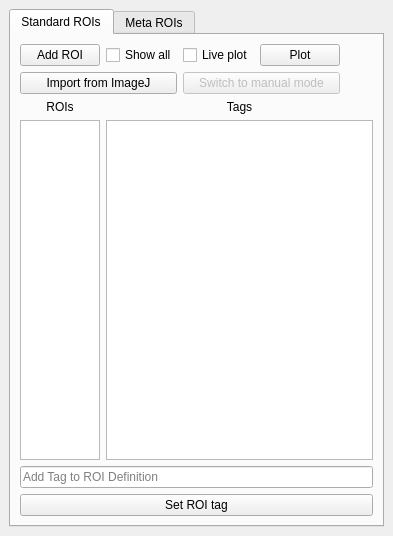
kushalkolar/MESmerize, file mesmerize/viewer/modules/ui_files/roi_manager_pytemplate.ui: the form before one commit.
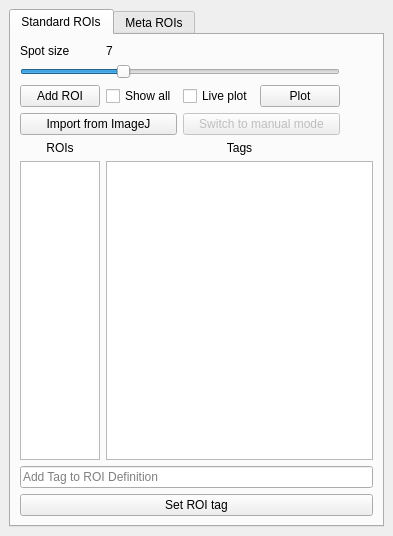
The form after the commit. Custom widgets are drawn as their Qt base class.

Commit message: ROI scatter plot visualization size is adjustable. Update roi_manager_pytemplate.py, roi_manager.py, and 2 more files...

```diff
--- a/mesmerize/viewer/modules/ui_files/roi_manager_pytemplate.ui
+++ b/mesmerize/viewer/modules/ui_files/roi_manager_pytemplate.ui
@@ -13,7 +13,7 @@
   <property name="minimumSize">
    <size>
     <width>393</width>
-    <height>362</height>
+    <height>412</height>
    </size>
   </property>
   <property name="floating">
@@ -34,28 +34,28 @@
         <string>Standard ROIs</string>
        </attribute>
        <layout class="QGridLayout" name="gridLayout">
-        <item row="0" column="0">
+        <item row="2" column="0">
          <widget class="QPushButton" name="btnAddROI">
           <property name="text">
            <string>Add ROI</string>
           </property>
          </widget>
         </item>
-        <item row="0" column="1">
+        <item row="2" column="1">
          <widget class="QCheckBox" name="checkBoxShowAll">
           <property name="text">
            <string>Show all</string>
           </property>
          </widget>
         </item>
-        <item row="0" column="2">
+        <item row="2" column="2">
          <widget class="QCheckBox" name="checkBoxLivePlot">
           <property name="text">
            <string>Live plot</string>
           </property>
          </widget>
         </item>
-        <item row="2" column="0">
+        <item row="4" column="0">
          <layout class="QVBoxLayout" name="verticalLayout">
           <item>
            <widget class="QLabel" name="label">
@@ -103,7 +103,7 @@
           </item>
          </layout>
         </item>
-        <item row="2" column="1" colspan="5">
+        <item row="4" column="1" colspan="5">
          <layout class="QVBoxLayout" name="verticalLayoutTags" stretch="0,0">
           <item>
            <widget class="QLabel" name="label_2">
@@ -120,28 +120,28 @@
           </item>
          </layout>
         </item>
-        <item row="3" column="0" colspan="6">
+        <item row="5" column="0" colspan="6">
          <widget class="ROITagLineEdit" name="lineEditROITag">
           <property name="placeholderText">
            <string>Add Tag to ROI Definition</string>
           </property>
          </widget>
         </item>
-        <item row="4" column="0" colspan="6">
+        <item row="6" column="0" colspan="6">
          <widget class="QPushButton" name="btnSetROITag">
           <property name="text">
            <string>Set ROI tag</string>
           </property>
          </widget>
         </item>
-        <item row="0" column="3">
+        <item row="2" column="3">
          <widget class="QPushButton" name="btnPlot">
           <property name="text">
            <string>Plot</string>
           </property>
          </widget>
         </item>
-        <item row="0" column="5">
+        <item row="2" column="5">
          <spacer name="horizontalSpacer">
           <property name="orientation">
            <enum>Qt::Horizontal</enum>
@@ -154,7 +154,7 @@
           </property>
          </spacer>
         </item>
-        <item row="1" column="2" colspan="2">
+        <item row="3" column="2" colspan="2">
          <widget class="QPushButton" name="btnSwitchToManualMode">
           <property name="enabled">
            <bool>false</bool>
@@ -164,13 +164,46 @@
           </property>
          </widget>
         </item>
-        <item row="1" column="0" colspan="2">
+        <item row="3" column="0" colspan="2">
          <widget class="QPushButton" name="pushButtonImportFromImageJ">
           <property name="text">
            <string>Import from ImageJ</string>
           </property>
          </widget>
         </item>
+        <item row="0" column="0">
+         <widget class="QLabel" name="label_3">
+          <property name="text">
+           <string>Spot size</string>
+          </property>
+         </widget>
+        </item>
+        <item row="0" column="1">
+         <widget class="QLabel" name="label_4">
+          <property name="text">
+           <string>7</string>
+          </property>
+         </widget>
+        </item>
+        <item row="1" column="0" colspan="4">
+         <widget class="QSlider" name="horizontalSliderSpotSize">
+          <property name="minimum">
+           <number>1</number>
+          </property>
+          <property name="maximum">
+           <number>20</number>
+          </property>
+          <property name="pageStep">
+           <number>1</number>
+          </property>
+          <property name="value">
+           <number>7</number>
+          </property>
+          <property name="orientation">
+           <enum>Qt::Horizontal</enum>
+          </property>
+         </widget>
+        </item>
        </layout>
       </widget>
       <widget class="QWidget" name="tabMetaROI">
```
Left out of the diff: 24 changed lines with no effect on the pictures. The commit also changes 3 other files.
